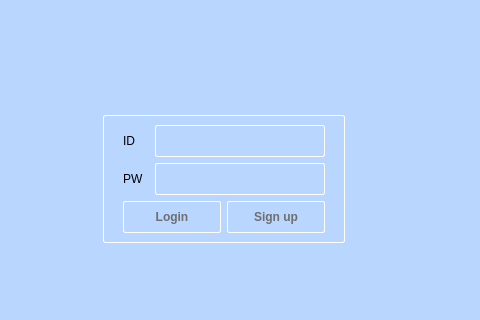
Old version of the form Client/mainwindow.ui in the repository incheon-kim/QtMultiChat; both pictures show x 156 to 636 and y 159 to 479 of the 761 by 666 pixel window.
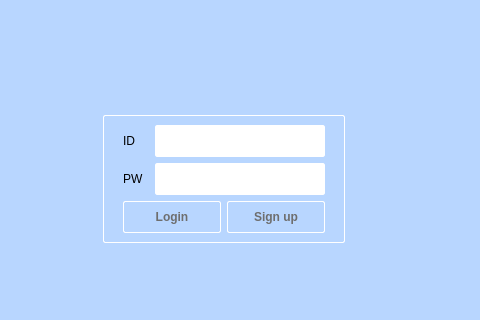
New version of the form. The open tabs and pages were chosen to show the change.

The edit to the form file:
```diff
--- a/Client/mainwindow.ui
+++ b/Client/mainwindow.ui
@@ -268,6 +268,9 @@
                       <height>0</height>
                      </size>
                     </property>
+                    <property name="styleSheet">
+                     <string notr="true">background-color: rgb(255, 255, 255);</string>
+                    </property>
                     <property name="text">
                      <string/>
                     </property>
@@ -281,6 +284,9 @@
                   </item>
                   <item>
                    <widget class="QLineEdit" name="lePW">
+                    <property name="styleSheet">
+                     <string notr="true">background-color: rgb(255, 255, 255);</string>
+                    </property>
                     <property name="maxLength">
                      <number>12</number>
                     </property>
```
Left out of the diff: 13 changed lines with no effect on the pictures.
